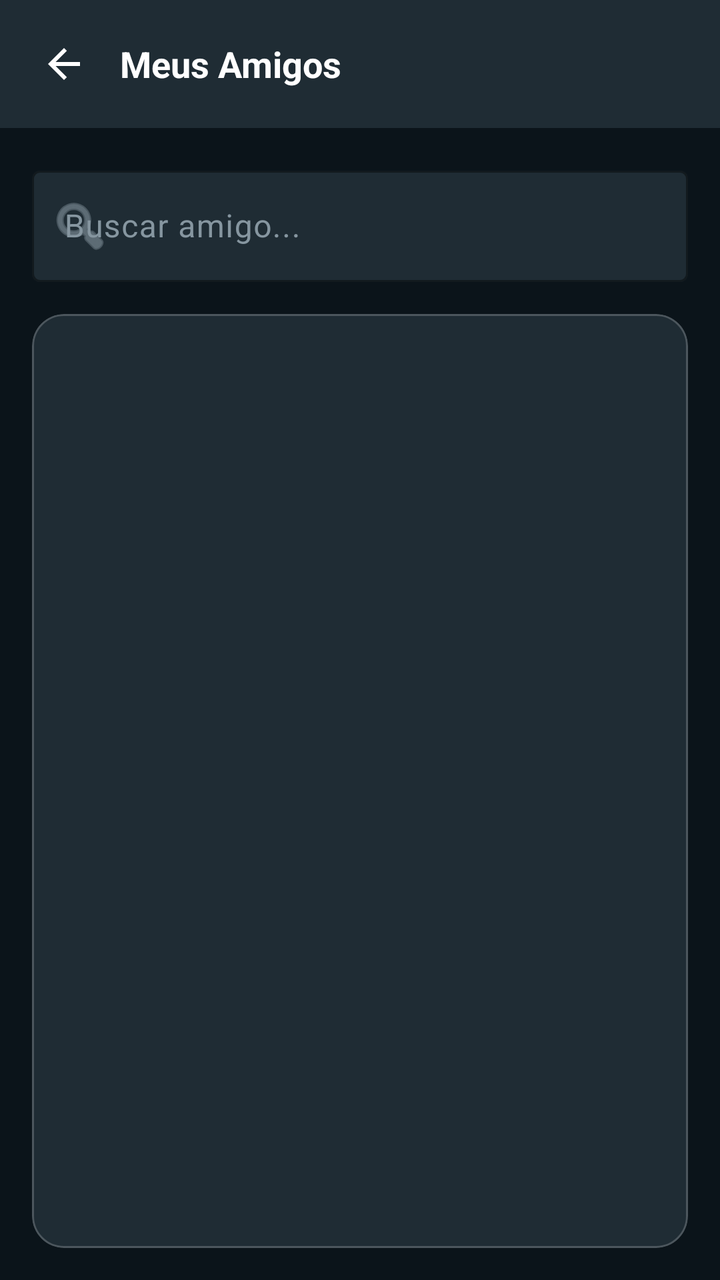
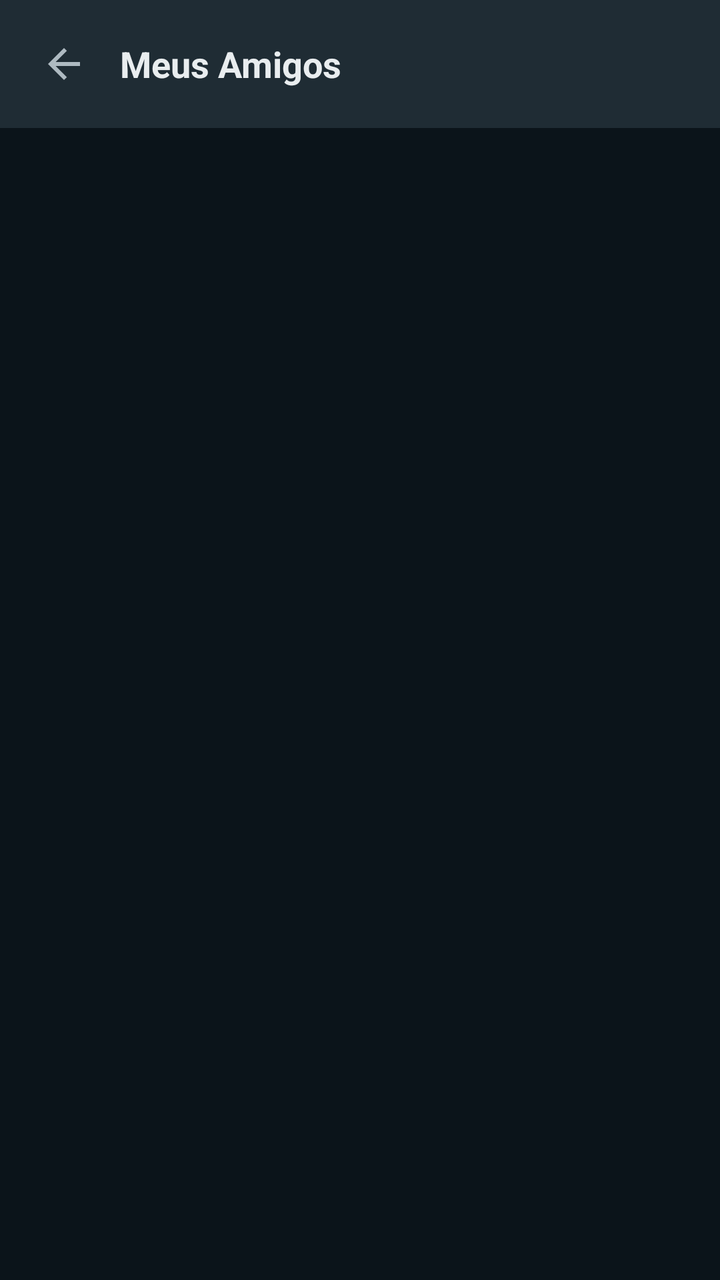

Compare the two renders of this Android layout. The source of the first and the diff that turns it into the second are given below.
<!-- AndroidManifest.xml: application theme Theme.PlataformaRemota -->
<!-- res/layout/activity_lista_amigos.xml -->
<?xml version="1.0" encoding="utf-8"?>
<LinearLayout xmlns:android="http://schemas.android.com/apk/res/android"
    xmlns:app="http://schemas.android.com/apk/res-auto"
    xmlns:tools="http://schemas.android.com/tools"
    android:layout_width="match_parent"
    android:layout_height="match_parent"
    android:background="#0B141A"
    android:orientation="vertical">

    
    <LinearLayout
        android:layout_width="match_parent"
        android:layout_height="wrap_content"
        android:background="#1F2C34"
        android:gravity="center_vertical"
        android:orientation="horizontal"
        android:padding="12dp">
        <ImageView
            android:id="@+id/btnVoltarAmigos"
            android:layout_width="40dp"
            android:layout_height="40dp"
            android:padding="8dp"
            android:src="@drawable/ic_arrow_back"
            app:tint="@color/white" />
        <TextView
            android:layout_width="0dp"
            android:layout_height="wrap_content"
            android:layout_marginStart="8dp"
            android:layout_weight="1"
            android:text="Meus Amigos"
            android:textColor="@color/white"
            android:textSize="18sp"
            android:textStyle="bold" />
    </LinearLayout>

    
    <LinearLayout
        android:id="@+id/layoutSolicitacoes"
        android:layout_width="match_parent"
        android:layout_height="wrap_content"
        android:orientation="vertical"
        android:visibility="gone"
        android:paddingTop="16dp">

        <TextView
            android:layout_width="wrap_content"
            android:layout_height="wrap_content"
            android:layout_marginHorizontal="16dp"
            android:layout_marginBottom="8dp"
            android:text="SOLICITAÇÕES PENDENTES"
            android:textColor="#1E88E5"
            android:textSize="12sp"
            android:textStyle="bold" />

        <androidx.recyclerview.widget.RecyclerView
            android:id="@+id/rvSolicitacoes"
            android:layout_width="match_parent"
            android:layout_height="wrap_content"
            android:nestedScrollingEnabled="false" />

        <View
            android:layout_width="match_parent"
            android:layout_height="1dp"
            android:layout_marginTop="16dp"
            android:background="#33FFFFFF" />
    </LinearLayout>

    
    <LinearLayout
        android:layout_width="match_parent"
        android:layout_height="wrap_content"
        android:padding="16dp">
        <com.google.android.material.textfield.TextInputLayout
            style="@style/Widget.Material3.TextInputLayout.OutlinedBox"
            android:layout_width="match_parent"
            android:layout_height="wrap_content"
            android:hint="Buscar amigo..."
            android:textColorHint="#8696A0"
            app:boxStrokeColor="#1E88E5"
            app:boxBackgroundColor="#1F2C34"
            app:hintTextColor="#1E88E5"
            app:startIconDrawable="@android:drawable/ic_menu_search"
            app:startIconTint="#8696A0">
            <com.google.android.material.textfield.TextInputEditText
                android:id="@+id/edtBuscaAmigos"
                android:layout_width="match_parent"
                android:layout_height="wrap_content"
                android:textColor="@color/white" />
        </com.google.android.material.textfield.TextInputLayout>
    </LinearLayout>

    
    <com.google.android.material.card.MaterialCardView
        android:layout_width="match_parent"
        android:layout_height="0dp"
        android:layout_marginHorizontal="16dp"
        android:layout_marginBottom="16dp"
        android:layout_weight="1"
        app:cardBackgroundColor="#1F2C34"
        app:cardCornerRadius="16dp"
        app:strokeWidth="1dp"
        app:strokeColor="#33FFFFFF">
        <FrameLayout
            android:layout_width="match_parent"
            android:layout_height="match_parent">
            <androidx.recyclerview.widget.RecyclerView
                android:id="@+id/rvAmigos"
                android:layout_width="match_parent"
                android:layout_height="match_parent"
                android:visibility="gone"
                tools:listitem="@layout/item_amigo" />
            <LinearLayout
                android:id="@+id/layoutLoadingAmigos"
                android:layout_width="match_parent"
                android:layout_height="match_parent"
                android:gravity="center">
                <ProgressBar
                    android:layout_width="48dp"
                    android:layout_height="48dp"
                    android:indeterminateTint="#1E88E5" />
            </LinearLayout>
            <TextView
                android:id="@+id/txtVazioAmigos"
                android:layout_width="match_parent"
                android:layout_height="match_parent"
                android:gravity="center"
                android:text="Você ainda não tem amigos adicionados."
                android:textColor="#8696A0"
                android:visibility="gone" />
        </FrameLayout>
    </com.google.android.material.card.MaterialCardView>
</LinearLayout>
<!-- res/layout/item_amigo.xml (included above) -->
<?xml version="1.0" encoding="utf-8"?>
<LinearLayout xmlns:android="http://schemas.android.com/apk/res/android"
    xmlns:app="http://schemas.android.com/apk/res-auto"
    android:layout_width="match_parent"
    android:layout_height="wrap_content"
    android:background="?attr/selectableItemBackground"
    android:gravity="center_vertical"
    android:orientation="horizontal"
    android:padding="12dp">

    <ImageView
        android:id="@+id/imgAmigo"
        android:layout_width="48dp"
        android:layout_height="48dp"
        android:src="@drawable/ic_person"
        app:tint="#8696A0" />

    <LinearLayout
        android:layout_width="0dp"
        android:layout_height="wrap_content"
        android:layout_marginStart="12dp"
        android:layout_weight="1"
        android:orientation="vertical">
        <TextView
            android:id="@+id/txtNomeAmigo"
            android:layout_width="match_parent"
            android:layout_height="wrap_content"
            android:textColor="#E9EDEF"
            android:textSize="16sp"
            android:textStyle="bold" />
        <TextView
            android:id="@+id/txtUsernameAmigo"
            android:layout_width="match_parent"
            android:layout_height="wrap_content"
            android:textColor="#8696A0"
            android:textSize="13sp" />
    </LinearLayout>

    <ImageView
        android:id="@+id/btnMensagemAmigoLista"
        android:layout_width="40dp"
        android:layout_height="40dp"
        android:background="?attr/selectableItemBackgroundBorderless"
        android:padding="8dp"
        android:src="@drawable/ic_message"
        app:tint="#1E88E5" />
</LinearLayout>
<!-- resources referenced by this layout -->
<resources>
  <color name="white">#FFFFFFFF</color>
  <!-- drawable ic_arrow_back (drawable) -->
  <vector xmlns:android="http://schemas.android.com/apk/res/android" android:autoMirrored="true" android:height="24dp" android:tint="#000000" android:viewportHeight="960" android:viewportWidth="960" android:width="24dp">
        
      <path android:fillColor="@android:color/white" android:pathData="M313,520L537,744L480,800L160,480L480,160L537,216L313,440L800,440L800,520L313,520Z"/>
      
  </vector>
  <!-- drawable ic_message (drawable) -->
  <vector xmlns:android="http://schemas.android.com/apk/res/android" android:height="24dp" android:tint="#000000" android:viewportHeight="960" android:viewportWidth="960" android:width="24dp">
        
      <path android:fillColor="@android:color/white" android:pathData="M80,880L80,160Q80,127 103.5,103.5Q127,80 160,80L800,80Q833,80 856.5,103.5Q880,127 880,160L880,640Q880,673 856.5,696.5Q833,720 800,720L240,720L80,880ZM206,640L800,640Q800,640 800,640Q800,640 800,640L800,160Q800,160 800,160Q800,160 800,160L160,160Q160,160 160,160Q160,160 160,160L160,685L206,640ZM160,640L160,640L160,160Q160,160 160,160Q160,160 160,160L160,160Q160,160 160,160Q160,160 160,160L160,640Q160,640 160,640Q160,640 160,640Z"/>
      
  </vector>
  <!-- drawable ic_person (drawable) -->
  <vector xmlns:android="http://schemas.android.com/apk/res/android" android:height="24dp" android:tint="#000000" android:viewportHeight="24" android:viewportWidth="24" android:width="24dp">
        
      <path android:fillColor="@android:color/white" android:pathData="M12,12c2.21,0 4,-1.79 4,-4s-1.79,-4 -4,-4 -4,1.79 -4,4 1.79,4 4,4zM12,14c-2.67,0 -8,1.34 -8,4v2h16v-2c0,-2.66 -5.33,-4 -8,-4z"/>
      
  </vector>
  <style name="Theme.PlataformaRemota" parent="Base.Theme.PlataformaRemota" />
  <style name="Base.Theme.PlataformaRemota" parent="Theme.Material3.DayNight.NoActionBar">
          <item name="android:windowAnimationStyle">@style/ActivityAnimation</item>
          <item name="android:fontFamily">sans-serif</item>
          <item name="fontFamily">sans-serif</item>
      </style>
  <style name="ActivityAnimation" parent="@android:style/Animation.Activity">
          <item name="android:activityOpenEnterAnimation">@anim/slide_in_right</item>
          <item name="android:activityOpenExitAnimation">@anim/slide_out_left</item>
          <item name="android:activityCloseEnterAnimation">@anim/slide_in_left</item>
          <item name="android:activityCloseExitAnimation">@anim/slide_out_right</item>
      </style>
</resources>

<!-- the commit's change to res/layout/activity_lista_amigos.xml (unified diff, before → after) -->
@@ -15,166 +15,130 @@
         android:gravity="center_vertical"
         android:orientation="horizontal"
         android:padding="12dp">
+
         <ImageView
             android:id="@+id/btnVoltarAmigos"
             android:layout_width="40dp"
             android:layout_height="40dp"
             android:padding="8dp"
             android:src="@drawable/ic_arrow_back"
-            app:tint="@color/white" />
+            app:tint="#AEBAC1" />
+
         <TextView
             android:layout_width="0dp"
             android:layout_height="wrap_content"
             android:layout_marginStart="8dp"
             android:layout_weight="1"
             android:text="Meus Amigos"
-            android:textColor="@color/white"
+            android:textColor="#E9EDEF"
             android:textSize="18sp"
             android:textStyle="bold" />
     </LinearLayout>
 
-    
-    <LinearLayout
-        android:id="@+id/layoutSolicitacoes"
+    <FrameLayout
         android:layout_width="match_parent"
-        android:layout_height="wrap_content"
-        android:orientation="vertical"
-        android:visibility="gone"
-        android:paddingTop="16dp">
-
-        <TextView
-            android:layout_width="wrap_content"
-            android:layout_height="wrap_content"
-            android:layout_marginHorizontal="16dp"
-            android:layout_marginBottom="8dp"
-            android:text="SOLICITAÇÕES PENDENTES"
-            android:textColor="#1E88E5"
-            android:textSize="12sp"
-            android:textStyle="bold" />
+        android:layout_height="match_parent">
 
         <androidx.recyclerview.widget.RecyclerView
-            android:id="@+id/rvSolicitacoes"
+            android:id="@+id/rvAmigos"
             android:layout_width="match_parent"
-            android:layout_height="wrap_content"
-            android:nestedScrollingEnabled="false" />
+            android:layout_height="match_parent"
+            android:padding="8dp"
+            android:clipToPadding="false"
+            tools:listitem="@layout/item_amigo" />
 
-        <View
+        <LinearLayout
+            android:id="@+id/layoutSemAmigos"
             android:layout_width="match_parent"
-            android:layout_height="1dp"
-            android:layout_marginTop="16dp"
-            android:background="#33FFFFFF" />
-    </LinearLayout>
+            android:layout_height="match_parent"
+            android:gravity="center"
+            android:orientation="vertical"
+            android:visibility="gone">
 
-    
+            <ImageView
+                android:layout_width="72dp"
+                android:layout_height="72dp"
+                android:layout_marginBottom="16dp"
+                android:src="@drawable/ic_person"
+                app:tint="#8696A0" />
+
+            <TextView
+                android:layout_width="wrap_content"
+                android:layout_height="wrap_content"
+                android:text="Você ainda não tem amigos."
+                android:textColor="#E9EDEF"
+                android:textSize="16sp"
+                android:textStyle="bold" />
+
+            <TextView
+                android:layout_width="wrap_content"
+                android:layout_height="wrap_content"
+                android:layout_marginTop="4dp"
+                android:text="Vá em um perfil e envie uma solicitação."
+                android:textColor="#8696A0"
+                android:textSize="14sp" />
+        </LinearLayout>
+    </FrameLayout>
+</LinearLayout>
+<!-- res/layout/item_amigo.xml (included above) -->
+<?xml version="1.0" encoding="utf-8"?>
+<com.google.android.material.card.MaterialCardView xmlns:android="http://schemas.android.com/apk/res/android"
+    xmlns:app="http://schemas.android.com/apk/res-auto"
+    android:layout_width="match_parent"
+    android:layout_height="wrap_content"
+    android:layout_marginHorizontal="8dp"
+    android:layout_marginVertical="4dp"
+    android:clickable="true"
+    android:focusable="true"
+    app:cardBackgroundColor="#1F2C34"
+    app:cardCornerRadius="12dp"
+    app:cardElevation="0dp">
+
     <LinearLayout
         android:layout_width="match_parent"
         android:layout_height="wrap_content"
-        android:padding="16dp">
-        <com.google.android.material.textfield.TextInputLayout
-            style="@style/Widget.Material3.TextInputLayout.OutlinedBox"
-            android:layout_width="match_parent"
+        android:gravity="center_vertical"
+        android:orientation="horizontal"
+        android:padding="12dp">
+
+        <ImageView
+            android:id="@+id/imgFotoAmigo"
+            android:layout_width="48dp"
+            android:layout_height="48dp"
+            android:layout_marginEnd="12dp"
+            android:src="@drawable/ic_person"
+            app:tint="#8696A0" />
+
+        <LinearLayout
+            android:layout_width="0dp"
             android:layout_height="wrap_content"
-            android:hint="Buscar amigo..."
-            android:textColorHint="#8696A0"
-            app:boxStrokeColor="#1E88E5"
-            app:boxBackgroundColor="#1F2C34"
-            app:hintTextColor="#1E88E5"
-            app:startIconDrawable="@android:drawable/ic_menu_search"
-            app:startIconTint="#8696A0">
-            <com.google.android.material.textfield.TextInputEditText
-                android:id="@+id/edtBuscaAmigos"
+            android:layout_weight="1"
+            android:orientation="vertical">
+
+            <TextView
+                android:id="@+id/txtNomeAmigo"
                 android:layout_width="match_parent"
                 android:layout_height="wrap_content"
-                android:textColor="@color/white" />
-        </com.google.android.material.textfield.TextInputLayout>
+                android:text="Nome do Amigo"
+                android:textColor="#E9EDEF"
+                android:textSize="16sp"
+                android:textStyle="bold" />
+
+            <TextView
+                android:id="@+id/txtProfissaoAmigo"
+                android:layout_width="match_parent"
+                android:layout_height="wrap_content"
+                android:layout_marginTop="2dp"
+                android:text="Profissão"
+                android:textColor="#8696A0"
+                android:textSize="13sp" />
+        </LinearLayout>
+
+        <ImageView
+            android:layout_width="20dp"
+            android:layout_height="20dp"
+            android:src="@drawable/ic_arrow_back"
+            android:rotation="180"
+            app:tint="#8696A0" />
     </LinearLayout>
-
-    
-    <com.google.android.material.card.MaterialCardView
-        android:layout_width="match_parent"
-        android:layout_height="0dp"
-        android:layout_marginHorizontal="16dp"
-        android:layout_marginBottom="16dp"
-        android:layout_weight="1"
-        app:cardBackgroundColor="#1F2C34"
-        app:cardCornerRadius="16dp"
-        app:strokeWidth="1dp"
-        app:strokeColor="#33FFFFFF">
-        <FrameLayout
-            android:layout_width="match_parent"
-            android:layout_height="match_parent">
-            <androidx.recyclerview.widget.RecyclerView
-                android:id="@+id/rvAmigos"
-                android:layout_width="match_parent"
-                android:layout_height="match_parent"
-                android:visibility="gone"
-                tools:listitem="@layout/item_amigo" />
-            <LinearLayout
-                android:id="@+id/layoutLoadingAmigos"
-                android:layout_width="match_parent"
-                android:layout_height="match_parent"
-                android:gravity="center">
-                <ProgressBar
-                    android:layout_width="48dp"
-                    android:layout_height="48dp"
-                    android:indeterminateTint="#1E88E5" />
-            </LinearLayout>
-            <TextView
-                android:id="@+id/txtVazioAmigos"
-                android:layout_width="match_parent"
-                android:layout_height="match_parent"
-                android:gravity="center"
-                android:text="Você ainda não tem amigos adicionados."
-                android:textColor="#8696A0"
-                android:visibility="gone" />
-        </FrameLayout>
-    </com.google.android.material.card.MaterialCardView>
-</LinearLayout>
-<!-- res/layout/item_amigo.xml (included above) -->
-<?xml version="1.0" encoding="utf-8"?>
-<LinearLayout xmlns:android="http://schemas.android.com/apk/res/android"
-    xmlns:app="http://schemas.android.com/apk/res-auto"
-    android:layout_width="match_parent"
-    android:layout_height="wrap_content"
-    android:background="?attr/selectableItemBackground"
-    android:gravity="center_vertical"
-    android:orientation="horizontal"
-    android:padding="12dp">
-
-    <ImageView
-        android:id="@+id/imgAmigo"
-        android:layout_width="48dp"
-        android:layout_height="48dp"
-        android:src="@drawable/ic_person"
-        app:tint="#8696A0" />
-
-    <LinearLayout
-        android:layout_width="0dp"
-        android:layout_height="wrap_content"
-        android:layout_marginStart="12dp"
-        android:layout_weight="1"
-        android:orientation="vertical">
-        <TextView
-            android:id="@+id/txtNomeAmigo"
-            android:layout_width="match_parent"
-            android:layout_height="wrap_content"
-            android:textColor="#E9EDEF"
-            android:textSize="16sp"
-            android:textStyle="bold" />
-        <TextView
-            android:id="@+id/txtUsernameAmigo"
-            android:layout_width="match_parent"
-            android:layout_height="wrap_content"
-            android:textColor="#8696A0"
-            android:textSize="13sp" />
-    </LinearLayout>
-
-    <ImageView
-        android:id="@+id/btnMensagemAmigoLista"
-        android:layout_width="40dp"
-        android:layout_height="40dp"
-        android:background="?attr/selectableItemBackgroundBorderless"
-        android:padding="8dp"
-        android:src="@drawable/ic_message"
-        app:tint="#1E88E5" />
-</LinearLayout>
+</com.google.android.material.card.MaterialCardView>
<!-- resource entries referenced after the edit -->
@@ -1,16 +1,9 @@
 <!-- resources referenced by this layout -->
 <resources>
-  <color name="white">#FFFFFFFF</color>
   <!-- drawable ic_arrow_back (drawable) -->
   <vector xmlns:android="http://schemas.android.com/apk/res/android" android:autoMirrored="true" android:height="24dp" android:tint="#000000" android:viewportHeight="960" android:viewportWidth="960" android:width="24dp">
         
       <path android:fillColor="@android:color/white" android:pathData="M313,520L537,744L480,800L160,480L480,160L537,216L313,440L800,440L800,520L313,520Z"/>
-      
-  </vector>
-  <!-- drawable ic_message (drawable) -->
-  <vector xmlns:android="http://schemas.android.com/apk/res/android" android:height="24dp" android:tint="#000000" android:viewportHeight="960" android:viewportWidth="960" android:width="24dp">
-        
-      <path android:fillColor="@android:color/white" android:pathData="M80,880L80,160Q80,127 103.5,103.5Q127,80 160,80L800,80Q833,80 856.5,103.5Q880,127 880,160L880,640Q880,673 856.5,696.5Q833,720 800,720L240,720L80,880ZM206,640L800,640Q800,640 800,640Q800,640 800,640L800,160Q800,160 800,160Q800,160 800,160L160,160Q160,160 160,160Q160,160 160,160L160,685L206,640ZM160,640L160,640L160,160Q160,160 160,160Q160,160 160,160L160,160Q160,160 160,160Q160,160 160,160L160,640Q160,640 160,640Q160,640 160,640Z"/>
       
   </vector>
   <!-- drawable ic_person (drawable) -->
